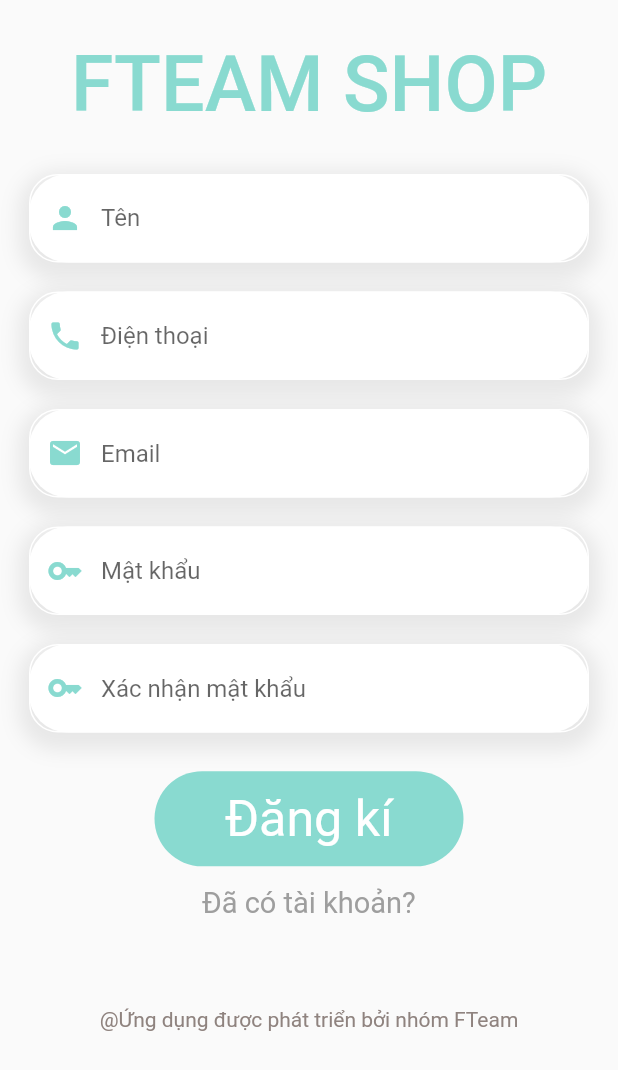
After one commit to NthienMinh/sellClothes, a Flutter app: the screen it shows after launch, after a tap on "Đăng ký ngay", on a phone screen of 412 x 824 dp. The commit adds this screen. Shown: the top 1070 px of the screen. Run offline on Flutter 3.47's test engine with Material 2 defaults, Android fonts, the phone set to English and light mode, and no system bars; our stand-ins replace dots_indicator, get, persistent_bottom_nav_bar; missing offline and left inert: dart:ffi.

Commit message:
update 2

```diff
--- a/lib/main.dart
+++ b/lib/main.dart
@@ -1,13 +1,13 @@
 import 'package:flutter/material.dart';
 import 'package:get/get.dart';
+import 'package:mobile_ui/routes.dart';
 import 'package:mobile_ui/sign_in/sign_in_screen.dart';
 import 'package:mobile_ui/cart/cart_page.dart';
 import 'package:mobile_ui/clothes/popular_clothe_detail.dart';
 import 'package:mobile_ui/clothes/recommanded_clothe_detail.dart';
 import 'package:mobile_ui/home/home_page.dart';
 import 'package:mobile_ui/home/main_clothes_page.dart';
-
-
+import 'package:mobile_ui/sign_up/sign_up_screen.dart';
 
 Future<void> main() async {
   WidgetsFlutterBinding.ensureInitialized();
@@ -23,6 +23,7 @@ class MyApp extends StatelessWidget {
     return GetMaterialApp(
       debugShowCheckedModeBanner: false,
       title: 'Flutter Demo',
+      routes: routes,
       theme: ThemeData(
         // This is the theme of your application.
         //
@@ -35,8 +36,7 @@ class MyApp extends StatelessWidget {
         // is not restarted.
         primarySwatch: Colors.blue,
       ),
-      //home: const HomePage(),
-      home: SignInScreen(),
+      initialRoute: SignInScreen.routeName,
     );
   }
 }
--- a/lib/routes.dart
+++ b/lib/routes.dart
@@ -1,5 +1,6 @@
 import 'package:flutter/material.dart';
 import 'package:flutter/widgets.dart';
+import 'package:mobile_ui/forgot_password/forgot_password.dart';
 import 'package:mobile_ui/home/home_page.dart';
 import 'package:mobile_ui/sign_in/sign_in_screen.dart';
 import 'package:mobile_ui/sign_up/sign_up_screen.dart';
@@ -8,4 +9,5 @@ final Map<String, WidgetBuilder> routes = {
   HomePage.routeName: (context) => HomePage(),
   SignInScreen.routeName: (context) => SignInScreen(),
   SignUpScreen.routeName: (context) => SignUpScreen(),
+  ForgotPassWordScreen.routeName: (context) => ForgotPassWordScreen(),
 };
--- a/lib/sign_in/sign_in_form.dart
+++ b/lib/sign_in/sign_in_form.dart
@@ -1,13 +1,12 @@
-import 'package:flutter/gestures.dart';
 import 'package:flutter/material.dart';
-import 'package:get/get.dart';
 import 'package:mobile_ui/Colors.dart';
 import 'package:mobile_ui/dimensions.dart';
+import 'package:mobile_ui/forgot_password/forgot_password.dart';
+import 'package:mobile_ui/sign_up/sign_up_screen.dart';
 import 'package:mobile_ui/widgets/app_text_field.dart';
 import 'package:mobile_ui/widgets/big_text.dart';
+import 'package:mobile_ui/widgets/no_account_text.dart';
 import 'package:mobile_ui/widgets/small_text.dart';
-
-import '../sign_up/sign_up_page.dart';
 
 class SignInForm extends StatefulWidget {
   @override
@@ -70,14 +69,16 @@ class _SignInFormState extends State<SignInForm> {
               ),
               SizedBox(width: Dimensions.number100 + Dimensions.number25),
               GestureDetector(
-                // onTap: () => Navigator.pushNamed(
-                //     context, ForgotPasswordScreen.routeName),
-                child: SmallText(
-                  text: "Quên mật khẩu",
-                  size: Dimensions.font16,
-                  color: AppColor.mainBlackColor,
+                onTap: () => Navigator.pushNamed(
+                    context, ForgotPassWordScreen.routeName),
+                child: Text(
+                  "Quên mật khẩu",
+                  style: TextStyle(
+                      color: AppColor.signColor,
+                      fontWeight: FontWeight.bold,
+                      fontSize: Dimensions.font16),
                 ),
-              ),
+              )
             ],
           ),
           SizedBox(height: Dimensions.number25),
@@ -96,29 +97,12 @@ class _SignInFormState extends State<SignInForm> {
             ),
           ),
           SizedBox(height: Dimensions.number15),
-          RichText(
-              text: TextSpan(
-                  text: "Chưa có tài khoản?",
-                  style: TextStyle(
-                      color: Colors.grey[500],
-                      fontSize: Dimensions.number7 + Dimensions.number5),
-                  children: [
-                TextSpan(
-                    recognizer: TapGestureRecognizer()
-                      ..onTap = () => Get.to(() => SignUpPage()),
-                    text: " Đăng ký ngay",
-                    style: TextStyle(
-                        color: AppColor.mainBlackColor,
-                        fontWeight: FontWeight.bold,
-                        fontSize: Dimensions.number7 * 2))
-              ])),
+          NoAccountText(),
           SizedBox(height: Dimensions.number70),
-          RichText(
-              text: TextSpan(
-                  text: "@Ứng dụng được thực hiện bởi FTeam",
-                  style: TextStyle(
-                      color: Colors.grey[500],
-                      fontSize: Dimensions.number7 + Dimensions.number5)))
+          Text(
+            "@Ứng dụng được phát triển bởi nhóm FTeam",
+            style: TextStyle(color: AppColor.paraColor),
+          )
         ],
       ),
     );
--- a/lib/sign_up/body.dart
+++ b/lib/sign_up/body.dart
@@ -1,10 +1,16 @@
 import 'package:flutter/material.dart';
+import 'package:mobile_ui/dimensions.dart';
+import 'package:mobile_ui/sign_up/sign_up_form.dart';
 
 class Body extends StatelessWidget {
   const Body({Key? key}) : super(key: key);
 
   @override
   Widget build(BuildContext context) {
-    return Container();
+    return SafeArea(
+      child: Column(
+        children: [SignUpForm()],
+      ),
+    );
   }
 }
--- /dev/null
+++ b/lib/sign_up/sign_up_form.dart
@@ -0,0 +1,105 @@
+import 'package:flutter/material.dart';
+import 'package:get/get.dart';
+import 'package:mobile_ui/Colors.dart';
+import 'package:mobile_ui/dimensions.dart';
+import 'package:mobile_ui/sign_in/sign_in_screen.dart';
+import 'package:mobile_ui/widgets/app_text_field.dart';
+import 'package:mobile_ui/widgets/big_text.dart';
+
+class SignUpForm extends StatefulWidget {
+  @override
+  _SignUpFormState createState() => _SignUpFormState();
+}
+
+class _SignUpFormState extends State<SignUpForm> {
+  final _formKey = GlobalKey<FormState>();
+  String? fullname;
+  String? email;
+  String? password;
+  TextEditingController fullNameText = TextEditingController();
+  TextEditingController phoneText = TextEditingController();
+  TextEditingController emailText = TextEditingController();
+  TextEditingController passWordText = TextEditingController();
+  TextEditingController confirmPassWordText = TextEditingController();
+
+  @override
+  Widget build(BuildContext context) {
+    return Form(
+      key: _formKey,
+      child: Column(
+        children: [
+          SizedBox(height: Dimensions.number20),
+          Container(
+            width: double.maxFinite,
+            height: Dimensions.number45 + Dimensions.number10,
+            child: Column(
+              children: [
+                Text(
+                  "FTEAM SHOP",
+                  style: TextStyle(
+                      fontSize: Dimensions.font20 * 2,
+                      color: AppColor.mainColor,
+                      fontWeight: FontWeight.w500),
+                ),
+              ],
+            ),
+          ),
+          SizedBox(height: Dimensions.number15),
+          AppTextField(
+              textController: fullNameText,
+              hintText: "Tên",
+              icon: Icons.person),
+          SizedBox(height: Dimensions.number15),
+          AppTextField(
+              textController: phoneText,
+              hintText: "Điện thoại",
+              icon: Icons.phone),
+          SizedBox(height: Dimensions.number15),
+          AppTextField(
+              textController: emailText, hintText: "Email", icon: Icons.email),
+          SizedBox(height: Dimensions.number15),
+          AppTextField(
+              textController: passWordText,
+              hintText: "Mật khẩu",
+              icon: Icons.key),
+          SizedBox(height: Dimensions.number15),
+          AppTextField(
+              textController: confirmPassWordText,
+              hintText: "Xác nhận mật khẩu",
+              icon: Icons.key),
+          SizedBox(height: Dimensions.number20),
+          Container(
+            height: Dimensions.screenHeight / 13,
+            width: Dimensions.screenWidth / 2,
+            decoration: BoxDecoration(
+                borderRadius: BorderRadius.circular(Dimensions.border30),
+                color: AppColor.mainColor),
+            child: Center(
+              child: BigText(
+                text: "Đăng kí",
+                size: Dimensions.font26,
+                color: Colors.white,
+              ),
+            ),
+          ),
+          SizedBox(height: Dimensions.number10),
+          GestureDetector(
+            onTap: () => Navigator.pushNamed(context, SignInScreen.routeName),
+            child: Text(
+              "Đã có tài khoản?",
+              style: TextStyle(
+                color: Colors.grey[500],
+                fontSize: Dimensions.number15,
+              ),
+            ),
+          ),
+          SizedBox(height: Dimensions.number45),
+          Text(
+            "@Ứng dụng được phát triển bởi nhóm FTeam",
+            style: TextStyle(color: AppColor.paraColor),
+          )
+        ],
+      ),
+    );
+  }
+}
--- a/lib/widgets/no_account_text.dart
+++ b/lib/widgets/no_account_text.dart
@@ -0,0 +1,35 @@
+import 'package:flutter/material.dart';
+import 'package:mobile_ui/Colors.dart';
+import 'package:mobile_ui/dimensions.dart';
+import 'package:mobile_ui/sign_up/sign_up_screen.dart';
+
+class NoAccountText extends StatelessWidget {
+  const NoAccountText({
+    Key? key,
+  }) : super(key: key);
+
+  @override
+  Widget build(BuildContext context) {
+    return Row(
+      mainAxisAlignment: MainAxisAlignment.center,
+      children: [
+        Text(
+          "Chưa có tài khoản? ",
+          style: TextStyle(
+              color: Colors.grey[500],
+              fontSize: Dimensions.number7 + Dimensions.number5),
+        ),
+        GestureDetector(
+          onTap: () => Navigator.pushNamed(context, SignUpScreen.routeName),
+          child: Text(
+            "Đăng ký ngay",
+            style: TextStyle(
+                color: AppColor.mainBlackColor,
+                fontWeight: FontWeight.bold,
+                fontSize: Dimensions.number7 * 2),
+          ),
+        ),
+      ],
+    );
+  }
+}
```
Also changed, not shown: lib/forgot_password/body.dart (added, +48 -0 lines), lib/forgot_password/forgot_password.dart (+13 -0 lines), lib/forgot_password/forgot_password_form.dart (added, +63 -0 lines), lib/sign_up/sign_up_page.dart (deleted, +0 -97 lines).
